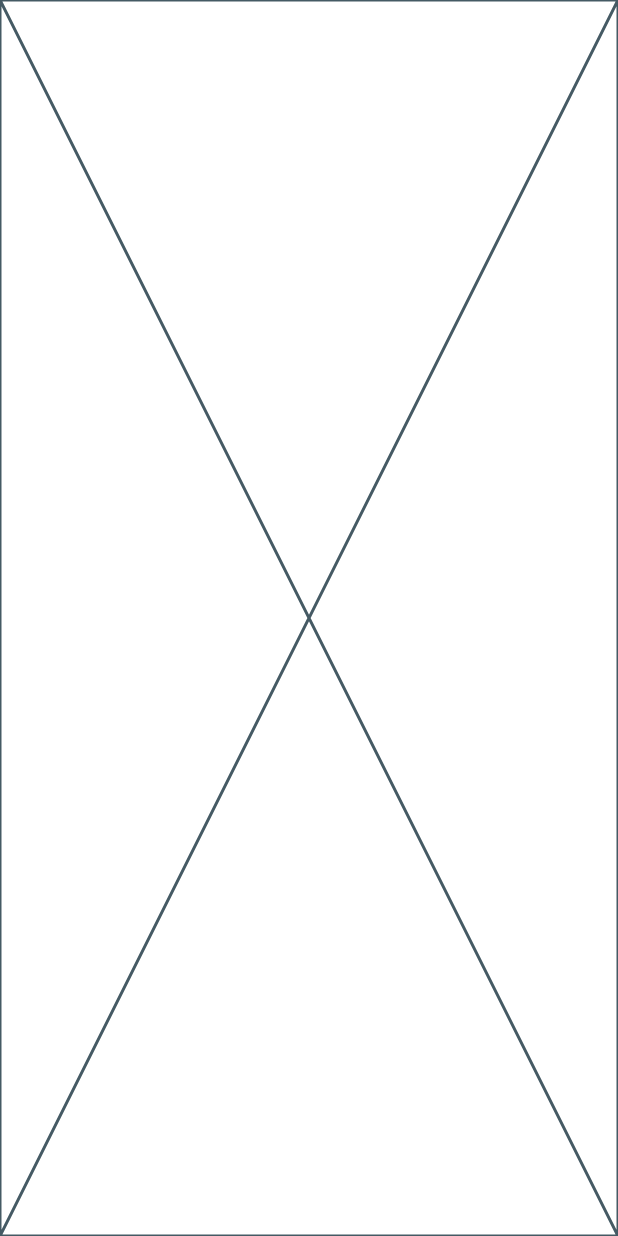
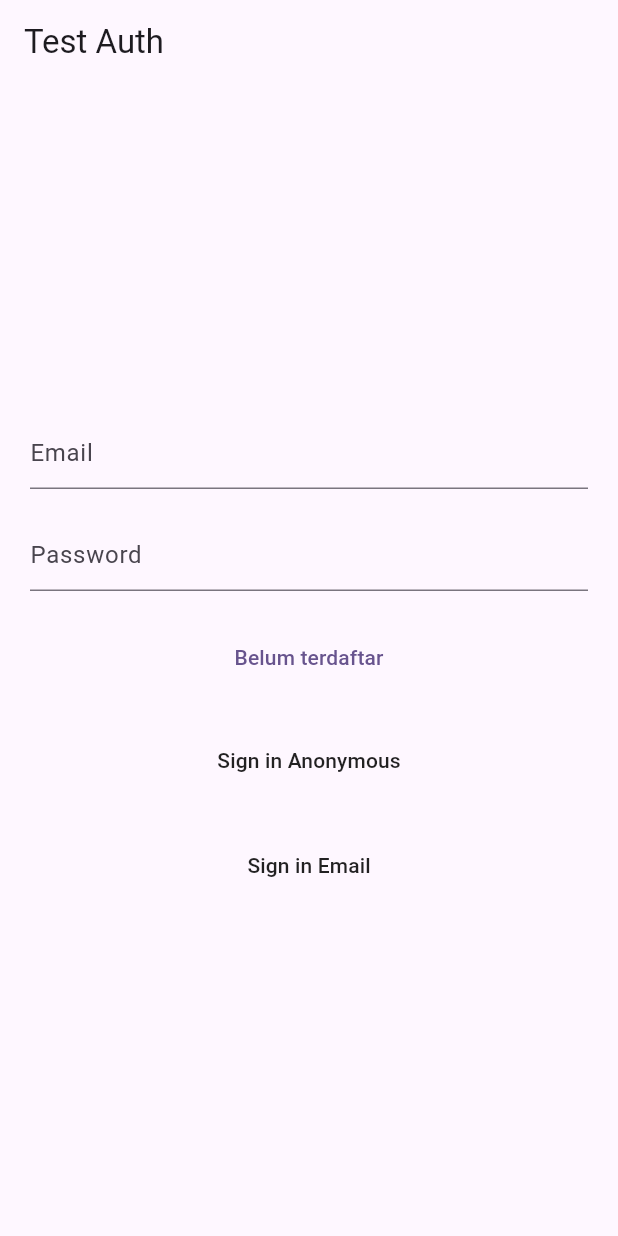
Before and after one commit to iqbalsuwandi20/belajar-flutter, a Flutter app: the screen it shows after launch, on a phone screen of 412 x 824 dp. Run offline on Flutter 3.47's test engine with Material 3 defaults, Android fonts, the phone set to English and light mode, and no system bars; our stand-ins replace firebase_auth, firebase_core; accounts and stored records are empty.

Commit message:
penyelesaian tugas

```diff
--- /dev/null
+++ b/lib/screens/authenticate/handler.dart
@@ -0,0 +1,29 @@
+import 'package:belajar_flutter_authentication/screens/authenticate/login.dart';
+import 'package:belajar_flutter_authentication/screens/authenticate/register.dart';
+import 'package:flutter/widgets.dart';
+
+class Handler extends StatefulWidget {
+  const Handler({super.key});
+
+  @override
+  State<Handler> createState() => _HandlerState();
+}
+
+class _HandlerState extends State<Handler> {
+  bool showSignIn = true;
+
+  void toggleView() {
+    setState(() {
+      showSignIn = !showSignIn;
+    });
+  }
+
+  @override
+  Widget build(BuildContext context) {
+    if (showSignIn) {
+      return Login(toggleView: toggleView);
+    } else {
+      return Register(toggleView: toggleView);
+    }
+  }
+}
--- /dev/null
+++ b/lib/screens/authenticate/login.dart
@@ -0,0 +1,133 @@
+import 'package:belajar_flutter_authentication/models/login_user.dart';
+import 'package:belajar_flutter_authentication/services/auth_service.dart';
+import 'package:flutter/material.dart';
+
+class Login extends StatefulWidget {
+  final Function? toggleView;
+  const Login({super.key, this.toggleView});
+
+  @override
+  State<Login> createState() => _LoginState();
+}
+
+class _LoginState extends State<Login> {
+  final _email = TextEditingController();
+  final _password = TextEditingController();
+  final GlobalKey<FormState> _globalKey = GlobalKey<FormState>();
+  final AuthService _authService = AuthService();
+
+  @override
+  Widget build(BuildContext context) {
+    final emailField = TextFormField(
+      controller: _email,
+      decoration: const InputDecoration(hintText: "Email"),
+      autofocus: false,
+      validator: (value) {
+        if (value!.contains('@') && value.endsWith(".com")) {
+          return null;
+        } else {
+          return "Email tidak sesuai";
+        }
+      },
+    );
+    final passwordlField = TextFormField(
+      controller: _password,
+      autofocus: false,
+      decoration: const InputDecoration(hintText: "Password"),
+      validator: (value) {
+        if (value!.isEmpty) {
+          return "Password tidak boleh kosong";
+        } else {
+          return null;
+        }
+      },
+    );
+    final textButton = TextButton(
+        onPressed: () {
+          widget.toggleView!();
+        },
+        child: const Text("Belum terdaftar"));
+    final loginAnonymousButton = Material(
+      child: MaterialButton(
+        minWidth: MediaQuery.of(context).size.width,
+        padding: const EdgeInsets.fromLTRB(20, 15, 20, 15),
+        onPressed: () async {
+          dynamic result = await _authService.signInAnonymous();
+          if (result.uid == null) {
+            showDialog(
+                // ignore: use_build_context_synchronously
+                context: context,
+                builder: (context) {
+                  return AlertDialog(
+                    content: Text(result.code),
+                  );
+                });
+          }
+        },
+        child: const Text("Sign in Anonymous"),
+      ),
+    );
+    final loginEmailPasswordButton = Material(
+      child: MaterialButton(
+        minWidth: MediaQuery.of(context).size.width,
+        padding: const EdgeInsets.fromLTRB(20, 15, 20, 15),
+        onPressed: () async {
+          if (_globalKey.currentState!.validate()) {
+            dynamic result = await _authService.signInEmailPassword(
+                LoginUser(email: _email.text, password: _password.text));
+            if (result.uid == null) {
+              showDialog(
+                  context: context,
+                  builder: (context) {
+                    return AlertDialog(
+                      content: Text(result.code),
+                    );
+                  });
+            }
+          }
+        },
+        child: const Text("Sign in Email"),
+      ),
+    );
+
+    return Scaffold(
+      resizeToAvoidBottomInset: false,
+      appBar: AppBar(
+        title: const Text("Test Auth"),
+      ),
+      body: Column(
+        mainAxisAlignment: MainAxisAlignment.center,
+        children: [
+          Form(
+              key: _globalKey,
+              child: Padding(
+                padding: const EdgeInsets.all(20),
+                child: Column(
+                  crossAxisAlignment: CrossAxisAlignment.center,
+                  mainAxisAlignment: MainAxisAlignment.center,
+                  children: [
+                    emailField,
+                    const SizedBox(
+                      height: 20,
+                    ),
+                    passwordlField,
+                    const SizedBox(
+                      height: 20,
+                    ),
+                    textButton,
+                    const SizedBox(
+                      height: 20,
+                    ),
+                    loginAnonymousButton,
+                    const SizedBox(
+                      height: 20,
+                    ),
+                    loginEmailPasswordButton
+                  ],
+                ),
+              ))
+        ],
+      ),
+    );
+  }
+}
--- a/lib/screens/wrapper.dart
+++ b/lib/screens/wrapper.dart
@@ -1,10 +1,21 @@
+import 'package:belajar_flutter_authentication/models/firebase_user.dart';
+import 'package:belajar_flutter_authentication/screens/authenticate/handler.dart';
+import 'package:belajar_flutter_authentication/screens/home/home.dart';
 import 'package:flutter/widgets.dart';
+import 'package:provider/provider.dart';
 
 class Wrapper extends StatelessWidget {
   const Wrapper({super.key});
 
   @override
   Widget build(BuildContext context) {
-    return const Placeholder();
+    final user = Provider.of<FirebaseUser?>(context);
+
+    if (user == null) {
+      // ignore: prefer_const_constructors
+      return Handler();
+    } else {
+      return const Home();
+    }
   }
 }
```
Also changed, not shown: lib/screens/authenticate/register.dart (added, +111 -0 lines), lib/screens/home/home.dart (added, +32 -0 lines).
